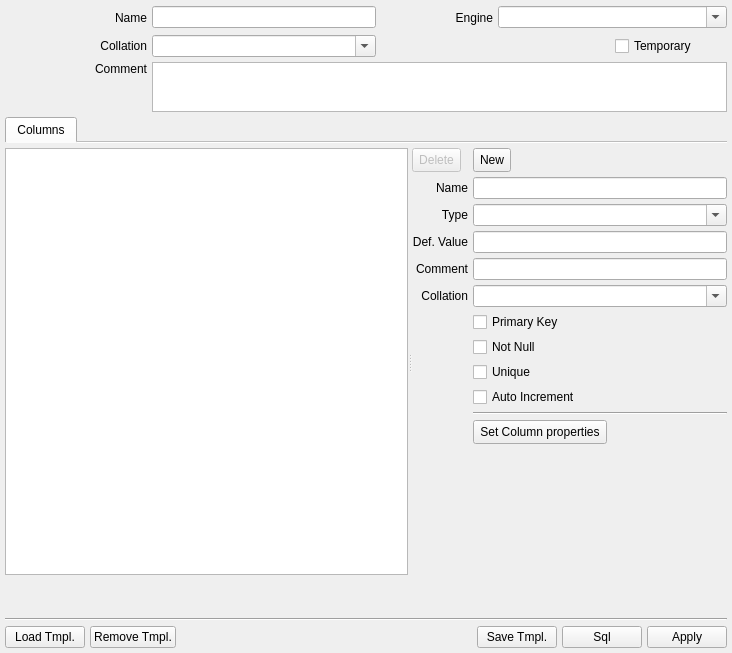
Before: the Qt Designer form guitable.ui in jkamsk/mdbsqlgui, drawn with Qt 5.
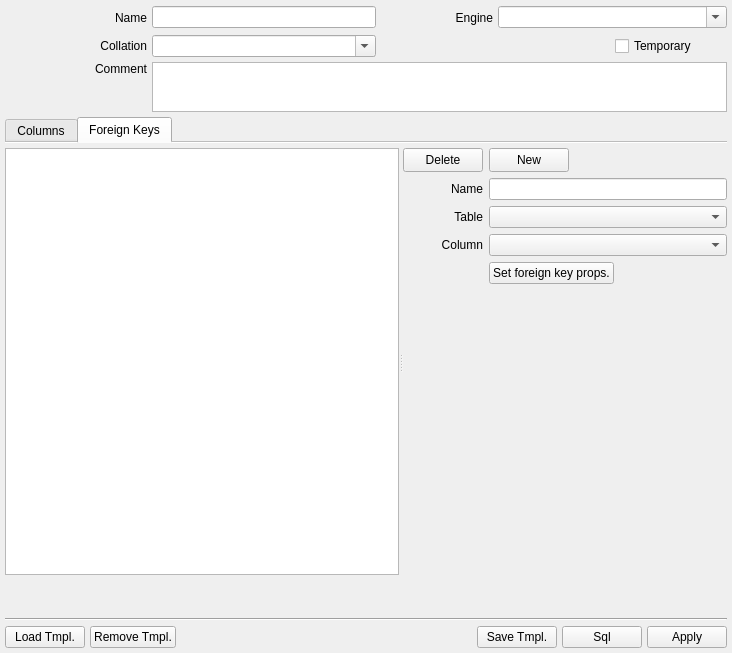
After: the same form once the commit is applied. Icons and pictures are not drawn.

What changed in the file:
```diff
--- a/guitable.ui
+++ b/guitable.ui
@@ -173,7 +173,7 @@
       <enum>QTabWidget::Rounded</enum>
      </property>
      <property name="currentIndex">
-      <number>0</number>
+      <number>1</number>
      </property>
      <property name="elideMode">
       <enum>Qt::ElideNone</enum>
@@ -256,39 +256,13 @@
                </property>
               </widget>
              </item>
-             <item row="10" column="2" colspan="2">
+             <item row="11" column="2" colspan="2">
               <widget class="Line" name="line_2">
                <property name="orientation">
                 <enum>Qt::Horizontal</enum>
                </property>
               </widget>
              </item>
-             <item row="11" column="2">
-              <widget class="QToolButton" name="ColumnSet">
-               <property name="sizePolicy">
-                <sizepolicy hsizetype="Fixed" vsizetype="Fixed">
-                 <horstretch>0</horstretch>
-                 <verstretch>0</verstretch>
-                </sizepolicy>
-               </property>
-               <property name="minimumSize">
-                <size>
-                 <width>35</width>
-                 <height>24</height>
-                </size>
-               </property>
-               <property name="text">
-                <string>Set Column properties</string>
-               </property>
-               <property name="icon">
-                <iconset resource="resources.qrc">
-                 <normaloff>:/icons/set-left.png</normaloff>:/icons/set-left.png</iconset>
-               </property>
-               <property name="toolButtonStyle">
-                <enum>Qt::ToolButtonTextBesideIcon</enum>
-               </property>
-              </widget>
-             </item>
              <item row="2" column="2" colspan="2">
               <widget class="QComboBox" name="ColumnType">
                <property name="editable">
@@ -403,10 +377,29 @@
                </property>
               </widget>
              </item>
-             <item row="5" column="2" colspan="2">
-              <widget class="QComboBox" name="ColumnCollation">
-               <property name="editable">
-                <bool>true</bool>
+             <item row="10" column="2">
+              <widget class="QToolButton" name="ColumnSet">
+               <property name="sizePolicy">
+                <sizepolicy hsizetype="Fixed" vsizetype="Fixed">
+                 <horstretch>0</horstretch>
+                 <verstretch>0</verstretch>
+                </sizepolicy>
+               </property>
+               <property name="minimumSize">
+                <size>
+                 <width>35</width>
+                 <height>24</height>
+                </size>
+               </property>
+               <property name="text">
+                <string>Set Column properties</string>
+               </property>
+               <property name="icon">
+                <iconset resource="resources.qrc">
+                 <normaloff>:/icons/set-left.png</normaloff>:/icons/set-left.png</iconset>
+               </property>
+               <property name="toolButtonStyle">
+                <enum>Qt::ToolButtonTextBesideIcon</enum>
                </property>
               </widget>
              </item>
@@ -431,6 +424,152 @@
        </item>
       </layout>
      </widget>
+     <widget class="QWidget" name="tabForeignKeys">
+      <attribute name="title">
+       <string>Foreign Keys</string>
+      </attribute>
+      <layout class="QVBoxLayout" name="verticalLayout_5">
+       <property name="leftMargin">
+        <number>0</number>
+       </property>
+       <property name="topMargin">
+        <number>5</number>
+       </property>
+       <property name="rightMargin">
+        <number>0</number>
+       </property>
+       <property name="bottomMargin">
+        <number>0</number>
+       </property>
+       <item>
+        <widget class="QSplitter" name="splitter_2">
+         <property name="orientation">
+          <enum>Qt::Horizontal</enum>
+         </property>
+         <widget class="QListWidget" name="ForeignKeys"/>
+         <widget class="QWidget" name="layoutWidget">
+          <layout class="QGridLayout" name="gridLayout_3">
+           <item row="4" column="1">
+            <widget class="QPushButton" name="FokSet">
+             <property name="sizePolicy">
+              <sizepolicy hsizetype="Fixed" vsizetype="Fixed">
+               <horstretch>0</horstretch>
+               <verstretch>0</verstretch>
+              </sizepolicy>
+             </property>
+             <property name="text">
+              <string>Set foreign key props.</string>
+             </property>
+             <property name="icon">
+              <iconset resource="resources.qrc">
+               <normaloff>:/icons/set-left.png</normaloff>:/icons/set-left.png</iconset>
+             </property>
+            </widget>
+           </item>
+           <item row="3" column="0">
+            <widget class="QLabel" name="label_FokColumn">
+             <property name="text">
+              <string>Column</string>
+             </property>
+             <property name="alignment">
+              <set>Qt::AlignRight|Qt::AlignTrailing|Qt::AlignVCenter</set>
+             </property>
+            </widget>
+           </item>
+           <item row="0" column="1">
+            <widget class="QPushButton" name="FokNew">
+             <property name="sizePolicy">
+              <sizepolicy hsizetype="Fixed" vsizetype="Fixed">
+               <horstretch>0</horstretch>
+               <verstretch>0</verstretch>
+              </sizepolicy>
+             </property>
+             <property name="minimumSize">
+              <size>
+               <width>35</width>
+               <height>24</height>
+              </size>
+             </property>
+             <property name="text">
+              <string>New</string>
+             </property>
+             <property name="icon">
+              <iconset resource="resources.qrc">
+               <normaloff>:/icons/add.png</normaloff>:/icons/add.png</iconset>
+             </property>
+            </widget>
+           </item>
+           <item row="1" column="0">
+            <widget class="QLabel" name="label_FokName">
+             <property name="text">
+              <string>Name</string>
+             </property>
+             <property name="alignment">
+              <set>Qt::AlignRight|Qt::AlignTrailing|Qt::AlignVCenter</set>
+             </property>
+            </widget>
+           </item>
+           <item row="2" column="1">
+            <widget class="QComboBox" name="FokTable"/>
+           </item>
+           <item row="3" column="1">
+            <widget class="QComboBox" name="FokColumn"/>
+           </item>
+           <item row="0" column="0">
+            <widget class="QPushButton" name="FokDelete">
+             <property name="sizePolicy">
+              <sizepolicy hsizetype="Fixed" vsizetype="Fixed">
+               <horstretch>0</horstretch>
+               <verstretch>0</verstretch>
+              </sizepolicy>
+             </property>
+             <property name="minimumSize">
+              <size>
+               <width>35</width>
+               <height>24</height>
+              </size>
+             </property>
+             <property name="text">
+              <string>Delete</string>
+             </property>
+             <property name="icon">
+              <iconset resource="resources.qrc">
+               <normaloff>:/icons/remove.png</normaloff>:/icons/remove.png</iconset>
+             </property>
+            </widget>
+           </item>
+           <item row="1" column="1">
+            <widget class="QLineEdit" name="FokName"/>
+           </item>
+           <item row="2" column="0">
+            <widget class="QLabel" name="label_FokTable">
+             <property name="text">
+              <string>Table</string>
+             </property>
+             <property name="alignment">
+              <set>Qt::AlignRight|Qt::AlignTrailing|Qt::AlignVCenter</set>
+             </property>
+            </widget>
+           </item>
+           <item row="5" column="1">
+            <spacer name="verticalSpacer_2">
+             <property name="orientation">
+              <enum>Qt::Vertical</enum>
+             </property>
+             <property name="sizeHint" stdset="0">
+              <size>
+               <width>20</width>
+               <height>40</height>
+              </size>
+             </property>
+            </spacer>
+           </item>
+          </layout>
+         </widget>
+        </widget>
+       </item>
+      </layout>
+     </widget>
     </widget>
    </item>
    <item>
```
Left out of the diff: 170 changed lines with no effect on the pictures.
